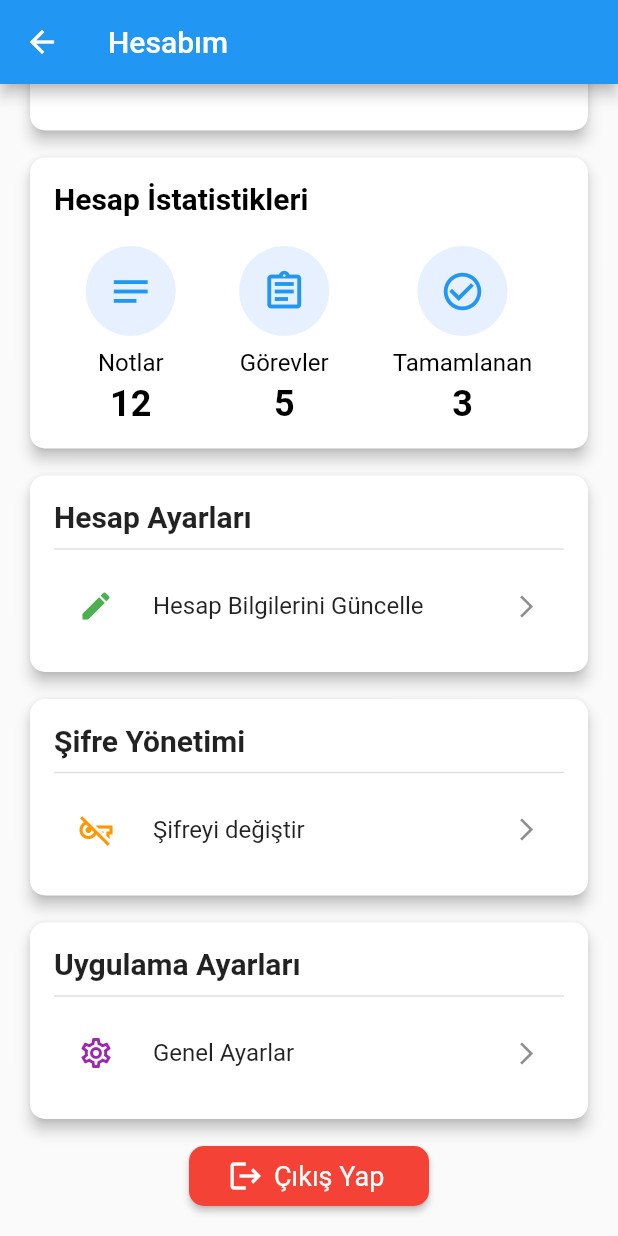
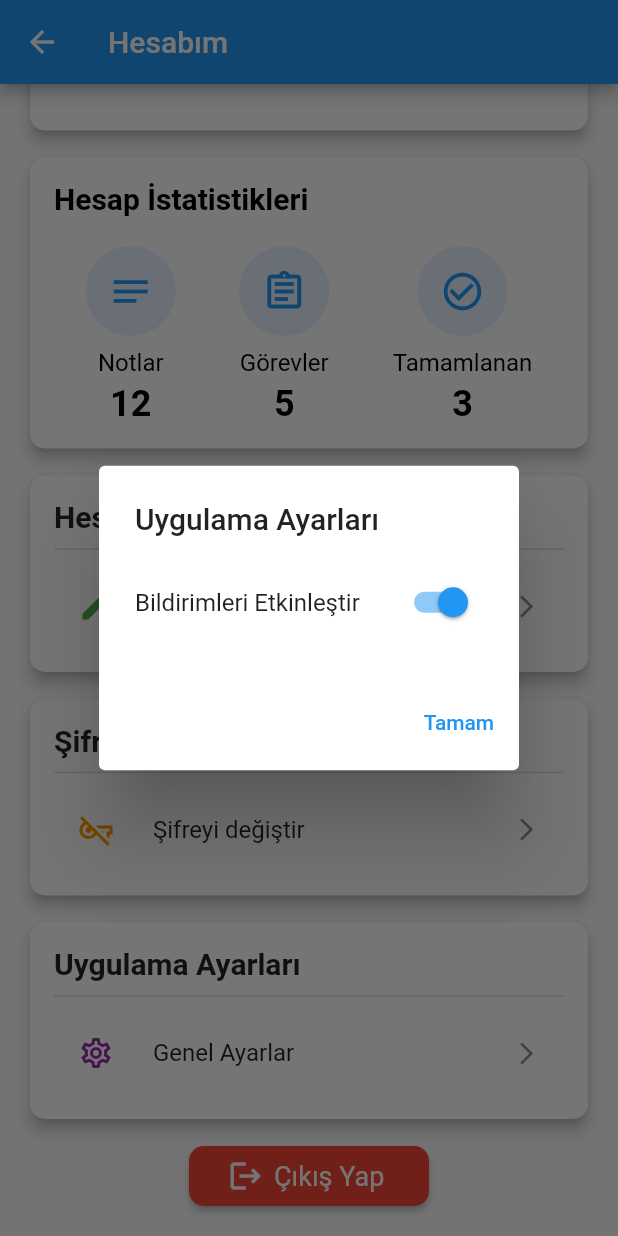
Before and after one commit to begumsudeuslu/notepad, a Flutter app: the AccountScreen screen opened directly, scrolled down 298 dp, after a tap on "Genel Ayarlar", on a phone screen of 412 x 824 dp. Run offline on Flutter 3.47's test engine with Material 3 defaults, Android fonts, the phone set to English and light mode, and no system bars; our stand-ins replace flutter_slidable, shared_preferences, sqflite; accounts and stored records are empty.

Commit message:
account settings can be changed now

```diff
--- a/lib/screens/account_screen.dart
+++ b/lib/screens/account_screen.dart
@@ -1,5 +1,6 @@
 import 'package:flutter/material.dart';
 import 'manage_signin_signup/login_screen.dart';
+import 'package:shared_preferences/shared_preferences.dart';
 
 class AccountScreen extends StatefulWidget {
   const AccountScreen({super.key});
@@ -11,6 +12,8 @@ class AccountScreen extends StatefulWidget {
 class _AccountScreenState extends State<AccountScreen> {
   // ilk olarak giriş yapılmadığını varsayalım
   bool _isLoggedIn = false;
+  bool _enableNotifications = true;
+
   String _username = "Misafir Kullanıcı";
   String _email = "misafir@example.com";
 
@@ -26,6 +29,7 @@ class _AccountScreenState extends State<AccountScreen> {
     if (_isLoggedIn) {
       _loadProductivityStats();
     }
+    _loadNotificationSetting();
   }
 
   // kimlik kontrolü burada yapılacak, kullanıcı giriş kontrolü database'den alınan verilerle olacak
@@ -45,6 +49,14 @@ class _AccountScreenState extends State<AccountScreen> {
       _notesCount = 12;
       _tasksCount = 5;
       _completedTasksCount = 3;
+    });
+  }
+
+  void _loadNotificationSetting() async {
+    final prefs = await SharedPreferences.getInstance();
+    setState(() {
+      // Eğer daha önce kaydedilmiş bir değer varsa onu yükle, yoksa true olarak başlat.
+      _enableNotifications = prefs.getBool('notifications_enabled') ?? true;
     });
   }
 
@@ -153,7 +165,7 @@ class _AccountScreenState extends State<AccountScreen> {
                       if (value == null || value.isEmpty) {
                         return "Lütfen mevcut şifrenizi girin.";
                       }
-                      // sadeve simülasyon
+                      // sadece simülasyon
                       if (value != correctOldPassword) {
                         return "Mevcut şifreniz yanlış.";
                       }
@@ -242,6 +254,59 @@ class _AccountScreenState extends State<AccountScreen> {
   // uygulama ayarlarını güncelle
   void _openAppSettings() {
     // print("uygulama ayarlarını düzenle...")
+
+    showDialog(
+      context: context,
+      builder: (BuildContext context) {
+        return AlertDialog(
+          title: const Text("Uygulama Ayarları"),
+          content: Column(
+            mainAxisSize: MainAxisSize.min,
+            children: [
+              Row(
+                mainAxisAlignment: MainAxisAlignment.spaceBetween,
+                children: [
+                  const Text(
+                    "Bildirimleri Etkinleştir",
+                    style: TextStyle(fontSize: 16),
+                  ),
+                  StatefulBuilder(
+                    builder:
+                        (BuildContext context, StateSetter setStateInDialog) {
+                          return Switch(
+                            value: _enableNotifications,
+                            onChanged: (bool value) async {
+                              // Sadece diyalog içindeki state'i güncelle
+                              setStateInDialog(() {
+                                _enableNotifications = value;
+                              });
+
+                              // shared_preferences'a yeni değeri kaydet
+                              final prefs =
+                                  await SharedPreferences.getInstance();
+                              await prefs.setBool(
+                                'notifications_enabled',
+                                value,
+                              );
+                            },
+                          );
+                        },
+                  ),
+                ],
+              ),
+            ],
+          ),
+          actions: <Widget>[
+            TextButton(
+              child: const Text("Tamam"),
+              onPressed: () {
+                Navigator.of(context).pop();
+              },
+            ),
+          ],
+        );
+      },
+    );
   }
 
   /// giriş yapıldığında kullanılacak fonksiyon
--- a/pubspec.yaml
+++ b/pubspec.yaml
@@ -35,6 +35,7 @@ dependencies:
   path: ^1.9.0
   path_provider: ^2.1.2
   flutter_slidable: ^3.0.1
+  shared_preferences: ^2.2.0
 
 
   # The following adds the Cupertino Icons font to your application.
```
Also changed, not shown: pubspec.lock.
